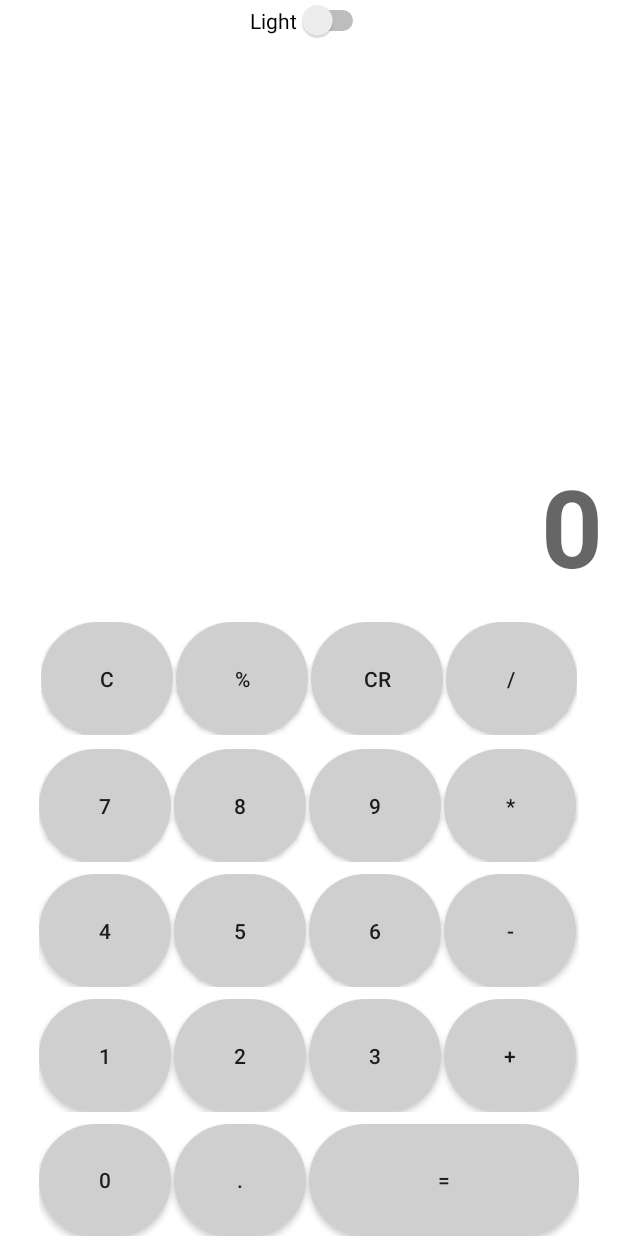
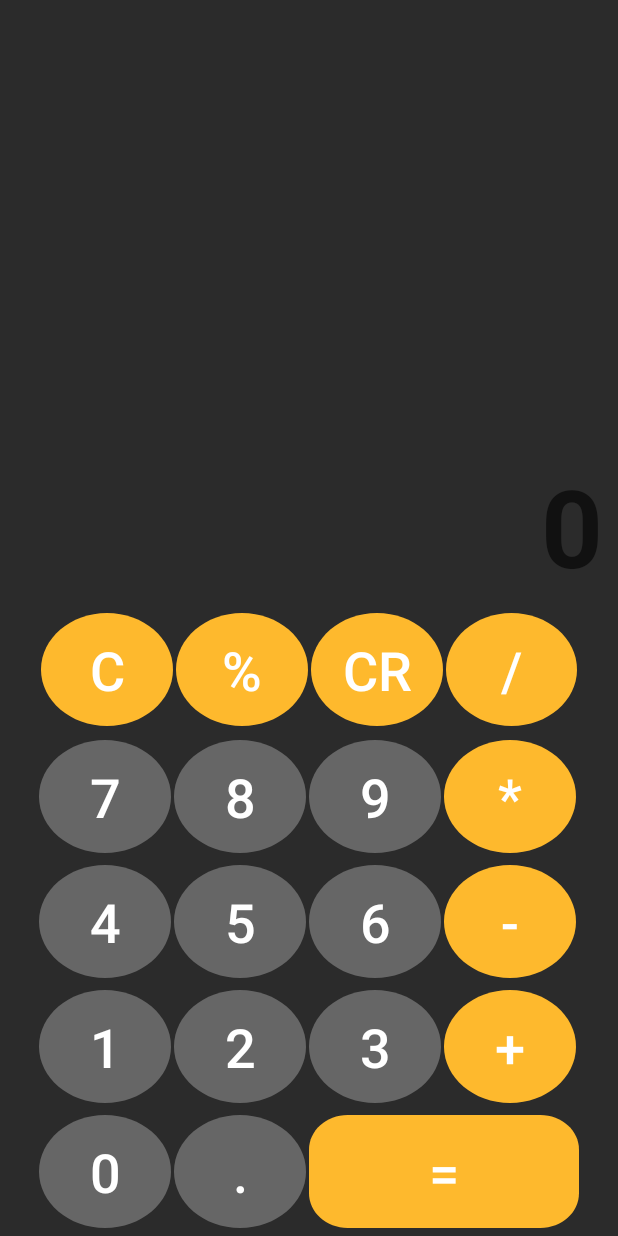
Before and after one commit to Ganes556/calc-android, an Android app: the screen it shows after launch (MainActivity), on a phone screen of 412 x 824 dp. Run offline under Robolectric (Android 15) with nearby library versions, the phone set to English and light mode, and no system bars.

```diff
--- a/app/build.gradle
+++ b/app/build.gradle
@@ -12,6 +12,10 @@ android {
         versionName "1.0"
 
         testInstrumentationRunner "androidx.test.runner.AndroidJUnitRunner"
+    }
+    // enable viewBinding features
+    buildFeatures{
+        viewBinding = true
     }
 
     buildTypes {
--- a/app/src/main/java/com/example/calc/MainActivity.java
+++ b/app/src/main/java/com/example/calc/MainActivity.java
@@ -1,81 +1,146 @@
 package com.example.calc;
 
+import androidx.annotation.DrawableRes;
 import androidx.appcompat.app.AppCompatActivity;
 import androidx.constraintlayout.widget.ConstraintLayout;
+import androidx.core.content.ContextCompat;
 
 
 import android.graphics.Color;
+import android.graphics.drawable.ColorDrawable;
 import android.os.Bundle;
+import android.util.TypedValue;
 import android.view.View;
 import android.widget.Button;
 import android.widget.CompoundButton;
 import android.widget.HorizontalScrollView;
+import android.widget.LinearLayout;
+import android.widget.RelativeLayout;
 import android.widget.Switch;
 import android.widget.TextView;
+import android.widget.Toast;
+
+import com.example.calc.databinding.ActivityMainBinding;
 
 import java.util.ArrayList;
 import java.util.List;
 
 
-public class MainActivity extends AppCompatActivity implements CompoundButton.OnCheckedChangeListener, View.OnClickListener{
+public class MainActivity extends AppCompatActivity implements View.OnLongClickListener {
+    ActivityMainBinding binding;
     // variable used in many function
-    private  ConstraintLayout constlay;
-    private Switch switchButton;
+    private ConstraintLayout constlay;
+    private LinearLayout boardOfBtn;
     private TextView textView;
+    private boolean lightMod = true;
 
-    // Switch control
+    private Button btnClear;
+    private Button btnDelete;
+    private Button btnPercent;
+    private Button btnMultiple;
+    private Button btnDivide;
+    private Button btnSubtract;
+    private Button btnAdd;
+    private Button btnSum;
+
     @Override
-    public void onCheckedChanged(CompoundButton buttonView, boolean isChecked) {
+    public boolean onLongClick(View v) {
+        TextView displayed = findViewById(R.id.textView);
 
-        // on switch had true
-        boolean darkMode = isChecked;
-        if(darkMode){
-            // switch Button
-            switchButton.setText("Dark");
-            switchButton.setBackgroundColor(Color.parseColor("#000000"));
-            switchButton.setTextColor(Color.parseColor("#FFFFFF"));
+        switch(v.getId()){
+            // light mode
+            case R.id.buttonClear:
+                if(lightMod){
+                    displayed.setTextColor(Color.parseColor("#282828"));
 
-            // constraint layout
-            constlay.setBackgroundColor(Color.parseColor("#000000"));
-        }else{
-            // switch Button
-            switchButton.setText("Light");
-            switchButton.setTextColor(Color.parseColor("#000000"));
-            switchButton.setBackgroundColor(Color.parseColor("#FFFFFF"));
-            // constraint layout
-            constlay.setBackgroundColor(Color.parseColor("#FFFFFF"));
+                    btnClear.setBackgroundResource(R.drawable.ellipse_purple);
+                    btnDelete.setBackgroundResource(R.drawable.ellipse_purple);
+                    btnPercent.setBackgroundResource(R.drawable.ellipse_purple);
+                    btnMultiple.setBackgroundResource(R.drawable.ellipse_purple);
+                    btnSubtract.setBackgroundResource(R.drawable.ellipse_purple);
+                    btnDivide.setBackgroundResource(R.drawable.ellipse_purple);
+                    btnAdd.setBackgroundResource(R.drawable.ellipse_purple);
+
+                    btnSum.setBackgroundResource(R.drawable.purple_sum);
+//                    btnClear.setBackground(ContextCompat.getDrawable(MainActivity.this,R.drawable.ellipse_purple));
+                    constlay.setBackgroundColor(Color.parseColor("#FFFFFF"));
+                    boardOfBtn.setBackgroundColor(Color.parseColor("#FFFFFF"));
+                    this.lightMod = false;
+                }else{
+                    displayed.setTextColor(Color.parseColor("#FFFFFF"));
+
+                    btnClear.setBackground(ContextCompat.getDrawable(MainActivity.this,R.drawable.ellipse_yellow));
+                    btnDelete.setBackgroundResource(R.drawable.ellipse_yellow);
+                    btnPercent.setBackgroundResource(R.drawable.ellipse_yellow);
+                    btnMultiple.setBackgroundResource(R.drawable.ellipse_yellow);
+                    btnSubtract.setBackgroundResource(R.drawable.ellipse_yellow);
+                    btnDivide.setBackgroundResource(R.drawable.ellipse_yellow);
+                    btnAdd.setBackgroundResource(R.drawable.ellipse_yellow);
+
+                    btnSum.setBackgroundResource(R.drawable.yellow_sum);
+                    constlay.setBackgroundColor(Color.parseColor("#2B2B2B"));
+                    boardOfBtn.setBackgroundColor(Color.parseColor("#2B2B2B"));
+                    this.lightMod = true;
+                }
+
+                break;
+
         }
+        return false;
     }
 
-    @Override
-    public void onClick(View v) {
-        textView = findViewById(R.id.textView);
-//        for (int i = 0; i < 10;) {
-//            int id = getResources().getIdentifier("button"+i, "id", getPackageName());
-//            Button button = findViewById(id);
-//            textView.setText(button.getText());
-//            i++;
-//        }
-    }
+
 
     @Override
     protected void onCreate(Bundle savedInstanceState) {
         super.onCreate(savedInstanceState);
-        setContentView(R.layout.activity_main);
+        binding = ActivityMainBinding.inflate(getLayoutInflater());
+        setContentView(binding.getRoot());
 
-        constlay = findViewById(R.id.constLay);
-        switchButton = findViewById(R.id.switch1);
-        switchButton.setOnCheckedChangeListener(this);
+
+        constlay = binding.constLay;
+        boardOfBtn = binding.boardBtn;
+
+        btnClear = binding.buttonClear;
+
+        btnDelete = binding.buttonDelete;
+        btnDivide = binding.buttonDivide;
+        btnPercent = binding.buttonPercent;
+        btnAdd = binding.buttonAdd;
+        btnSubtract = binding.buttonSubtract;
+        btnMultiple = binding.buttonMultiple;
+
+        btnSum = binding.buttonSum;
+        btnClear.setOnLongClickListener(this);
+
+
+
+
+
+
+//        buttonClear.setOnLongClickListener(new View.OnLongClickListener() {
+//            @Override
+//            public boolean onLongClick(View v) {
+//                Toast.makeText(MainActivity.this, "Background Dark Theme", Toast.LENGTH_LONG).show();
+//                return true;
+//            }
+//        });
 
     }
+
+
     public void onClickNumbering(View v){
-        textView = findViewById(R.id.textView);
+        textView = binding.textView;
         String displayNumber = textView.getText().toString();
+        // change size text number if length number is 12
+        if(displayNumber.length() == 12){
+            textView.setTextSize(TypedValue.COMPLEX_UNIT_SP,36);
+        }
         // force scroll to right
-        HorizontalScrollView hrw = findViewById(R.id.hzw);
+        HorizontalScrollView hrw = binding.hzw;
         hrw.fullScroll(View.FOCUS_RIGHT);
         // numbering button had a same behavior
-        for (int i = 0; i < 10;) {
+        for (int i = 0; i < 10; i++) {
             int id = getResources().getIdentifier("button"+i, "id", getPackageName());
             if(v.getId() == id){
                 textView.setText(displayNumber + i);
@@ -85,12 +150,29 @@ public class MainActivity extends AppCompatActivity implements CompoundButton.On
                 textView.setText(displayNumber + ".");
                 break;
             }
-            i++;
+
         }
     }
+
+
     // next build click for all operator adding
     public void onClickOperator(View v){
-
+        String text = textView.getText().toString();
+        switch (v.getId()){
+            case R.id.buttonClear:
+                textView.setText("");
+                break;
+            case R.id.buttonAdd:
+                // checked last char for add symbol cannot duplicate in same times
+                String lastChar = text.substring(text.length()-1);
+                if(!lastChar.equals(" ")) {
+                    textView.setText(text + " + ");
+                }
+                break;
+            case R.id.buttonSum:
+                System.out.println(text.length());
+                break;
+        }
     }
 
 
--- /dev/null
+++ b/app/src/main/java/com/example/calc/btnOperator.java
@@ -0,0 +1,23 @@
+package com.example.calc;
+
+
+import android.content.Context;
+import android.view.View;
+
+
+
+public class btnOperator implements View.OnClickListener {
+    private Context Activity;
+
+    btnOperator (Context activity){
+        this.Activity = activity;
+    }
+
+    @Override
+    public void onClick(View v) {
+        switch(v.getId()){
+            case R.id.buttonClear:
+
+        }
+    }
+}
--- /dev/null
+++ b/app/src/main/res/drawable/ellipse_number.xml
@@ -0,0 +1,24 @@
+<?xml version="1.0" encoding="utf-8"?>
+<vector
+    xmlns:android="http://schemas.android.com/apk/res/android"
+    xmlns:aapt="http://schemas.android.com/aapt"
+    android:width="75dp"
+    android:height="75dp"
+    android:viewportWidth="75"
+    android:viewportHeight="75"
+    >
+
+    <group>
+
+        <clip-path
+            android:pathData="M75 37.5C75 58.2107 58.2107 75 37.5 75C16.7893 75 0 58.2107 0 37.5C0 16.7893 16.7893 0 37.5 0C58.2107 0 75 16.7893 75 37.5Z"
+            />
+
+        <path
+            android:pathData="M0 0V75H75V0"
+            android:fillColor="#666666"
+            />
+
+    </group>
+
+</vector>
--- /dev/null
+++ b/app/src/main/res/drawable/ellipse_purple.xml
@@ -0,0 +1,22 @@
+<?xml version="1.0" encoding="utf-8"?>
+<vector
+    xmlns:android="http://schemas.android.com/apk/res/android"
+    android:width="75dp"
+    android:height="75dp"
+    android:viewportWidth="75"
+    android:viewportHeight="75">
+
+    <group>
+
+        <clip-path
+            android:pathData="M75 37.5C75 58.2107 58.2107 75 37.5 75C16.7893 75 0 58.2107 0 37.5C0 16.7893 16.7893 0 37.5 0C58.2107 0 75 16.7893 75 37.5Z"
+            />
+
+        <path
+            android:pathData="M0 0V75H75V0"
+            android:fillColor="#962BEC"
+            />
+
+    </group>
+
+</vector>
--- /dev/null
+++ b/app/src/main/res/drawable/ellipse_yellow.xml
@@ -0,0 +1,24 @@
+<?xml version="1.0" encoding="utf-8"?>
+<vector
+    xmlns:android="http://schemas.android.com/apk/res/android"
+    xmlns:aapt="http://schemas.android.com/aapt"
+    android:width="75dp"
+    android:height="75dp"
+    android:viewportWidth="75"
+    android:viewportHeight="75"
+    >
+
+    <group>
+
+        <clip-path
+            android:pathData="M75 37.5C75 58.2107 58.2107 75 37.5 75C16.7893 75 0 58.2107 0 37.5C0 16.7893 16.7893 0 37.5 0C58.2107 0 75 16.7893 75 37.5Z"
+            />
+
+        <path
+            android:pathData="M0 0V75H75V0"
+            android:fillColor="#FEB92D"
+            />
+
+    </group>
+
+</vector>
--- /dev/null
+++ b/app/src/main/res/drawable/purple_sum.xml
@@ -0,0 +1,23 @@
+<?xml version="1.0" encoding="utf-8"?>
+<vector
+    xmlns:android="http://schemas.android.com/apk/res/android"
+    android:width="161dp"
+    android:height="75dp"
+    android:viewportWidth="161"
+    android:viewportHeight="75"
+    >
+
+    <group>
+
+        <clip-path
+            android:pathData="M23 0H138C150.703 0 161 10.2975 161 23V52C161 64.7025 150.703 75 138 75H23C10.2975 75 0 64.7025 0 52V23C0 10.2975 10.2975 0 23 0Z"
+            />
+
+        <path
+            android:pathData="M0 0V75H161V0"
+            android:fillColor="#962BEC"
+            />
+
+    </group>
+
+</vector>
--- /dev/null
+++ b/app/src/main/res/drawable/yellow_sum.xml
@@ -0,0 +1,24 @@
+<?xml version="1.0" encoding="utf-8"?>
+<vector
+    xmlns:android="http://schemas.android.com/apk/res/android"
+    xmlns:aapt="http://schemas.android.com/aapt"
+    android:width="161dp"
+    android:height="75dp"
+    android:viewportWidth="161"
+    android:viewportHeight="75"
+    >
+
+    <group>
+
+        <clip-path
+            android:pathData="M23 0H138C150.703 0 161 10.2975 161 23V52C161 64.7025 150.703 75 138 75H23C10.2975 75 0 64.7025 0 52V23C0 10.2975 10.2975 0 23 0Z"
+            />
+
+        <path
+            android:pathData="M0 0V75H161V0"
+            android:fillColor="#FEB92D"
+            />
+
+    </group>
+
+</vector>
--- a/app/src/main/res/layout/activity_main.xml
+++ b/app/src/main/res/layout/activity_main.xml
@@ -5,23 +5,24 @@
     android:id="@+id/constLay"
     android:layout_width="match_parent"
     android:layout_height="match_parent"
-    android:background="#FFFFFF"
+    android:background="#2B2B2B"
     tools:context=".MainActivity">
 
-    <Switch
-        android:id="@+id/switch1"
-        android:layout_width="wrap_content"
-        android:layout_height="wrap_content"
-        android:background="#FFFFFF"
-        android:text="Light"
-        app:layout_constraintEnd_toEndOf="parent"
-        app:layout_constraintStart_toStartOf="parent"
-        tools:ignore="MissingConstraints" />
+<!--    <Switch-->
+<!--        android:id="@+id/switch1"-->
+<!--        android:layout_width="wrap_content"-->
+<!--        android:layout_height="wrap_content"-->
+<!--        android:background="#FFFFFF"-->
+<!--        android:text="Light"-->
+<!--        app:layout_constraintEnd_toEndOf="parent"-->
+<!--        app:layout_constraintStart_toStartOf="parent"-->
+<!--        tools:ignore="MissingConstraints" />-->
 
     <LinearLayout
-        android:id="@+id/linearLayout"
+        android:id="@+id/boardBtn"
         android:layout_width="360dp"
         android:layout_height="425dp"
+        android:background="#2B2B2B"
         android:orientation="vertical"
         app:layout_constraintBottom_toBottomOf="parent"
         app:layout_constraintEnd_toEndOf="parent"
@@ -31,42 +32,54 @@
             android:layout_width="match_parent"
             android:layout_height="wrap_content"
             android:layout_marginStart="1dp"
-            android:layout_marginTop="16dp"
+            android:layout_marginTop="10dp"
             android:layout_marginEnd="1dp"
             android:layout_marginBottom="1dp"
             android:orientation="horizontal">
+
 
             <Button
                 android:id="@+id/buttonClear"
                 android:layout_width="wrap_content"
                 android:layout_height="wrap_content"
-                android:background="@drawable/button_circle"
-                android:text="C" />
+                android:background="@drawable/ellipse_yellow"
+                android:text="C"
+                android:onClick="onClickOperator"
+                android:textColor="#FFFFFF"
+                android:textSize="36sp" />
 
             <Button
                 android:id="@+id/buttonPercent"
                 android:layout_width="wrap_content"
                 android:layout_height="wrap_content"
                 android:layout_marginStart="2dp"
-                android:background="@drawable/button_circle"
-                android:text="%" />
+                android:background="@drawable/ellipse_yellow"
+                android:text="%"
+                android:textColor="#FFFFFF"
+                android:textSize="36sp"
+                android:onClick="onClickOperator"/>
 
             <Button
                 android:id="@+id/buttonDelete"
                 android:layout_width="wrap_content"
                 android:layout_height="wrap_content"
-
                 android:layout_marginStart="2dp"
-                android:background="@drawable/button_circle"
-                android:text="CR" />
+                android:background="@drawable/ellipse_yellow"
+                android:text="CR"
+                android:textColor="#FFFFFF"
+                android:textSize="36sp"
+                android:onClick="onClickOperator"/>
 
             <Button
                 android:id="@+id/buttonDivide"
                 android:layout_width="wrap_content"
                 android:layout_height="wrap_content"
                 android:layout_marginStart="2dp"
-                android:background="@drawable/button_circle"
-                android:text="/" />
+                android:background="@drawable/ellipse_yellow"
+                android:text="/"
+                android:textColor="#FFFFFF"
+                android:textSize="36sp"
+                android:onClick="onClickOperator"/>
 
         </LinearLayout>
 
@@ -80,35 +93,44 @@
                 android:id="@+id/button7"
                 android:layout_width="wrap_content"
                 android:layout_height="wrap_content"
-                android:background="@drawable/button_circle"
+                android:background="@drawable/ellipse_number"
                 android:onClick="onClickNumbering"
-                android:text="7" />
+                android:text="7"
+                android:textColor="#FFFFFF"
+                android:textSize="36sp" />
 
             <Button
                 android:id="@+id/button8"
                 android:layout_width="wrap_content"
                 android:layout_height="wrap_content"
                 android:layout_marginStart="2dp"
-                android:background="@drawable/button_circle"
+                android:background="@drawable/ellipse_number"
                 android:onClick="onClickNumbering"
-                android:text="8" />
+                android:text="8"
+                android:textColor="#FFFFFF"
+                android:textSize="36sp" />
 
             <Button
                 android:id="@+id/button9"
                 android:layout_width="wrap_content"
                 android:layout_height="wrap_content"
                 android:layout_marginStart="2dp"
-                android:background="@drawable/button_circle"
+                android:background="@drawable/ellipse_number"
                 android:onClick="onClickNumbering"
-                android:text="9" />
+                android:text="9"
+                android:textColor="#FFFFFF"
+                android:textSize="36sp" />
 
             <Button
                 android:id="@+id/buttonMultiple"
                 android:layout_width="wrap_content"
                 android:layout_height="wrap_content"
                 android:layout_marginStart="2dp"
-                android:background="@drawable/button_circle"
-                android:text="*" />
+                android:background="@drawable/ellipse_yellow"
+                android:text="*"
+                android:textColor="#FFFFFF"
+                android:textSize="36sp"
+                android:onClick="onClickOperator"/>
         </LinearLayout>
 
         <LinearLayout
@@ -121,35 +143,44 @@
                 android:id="@+id/button4"
                 android:layout_width="wrap_content"
                 android:layout_height="wrap_content"
-                android:background="@drawable/button_circle"
+                android:background="@drawable/ellipse_number"
                 android:onClick="onClickNumbering"
-                android:text="4" />
+                android:text="4"
+                android:textColor="#FFFFFF"
+                android:textSize="36sp" />
 
             <Button
                 android:id="@+id/button5"
                 android:layout_width="wrap_content"
                 android:layout_height="wrap_content"
                 android:layout_marginStart="2dp"
-                android:background="@drawable/button_circle"
+                android:background="@drawable/ellipse_number"
                 android:onClick="onClickNumbering"
-                android:text="5" />
+                android:text="5"
+                android:textColor="#FFFFFF"
+                android:textSize="36sp" />
 
             <Button
                 android:id="@+id/button6"
                 android:layout_width="wrap_content"
                 android:layout_height="wrap_content"
                 android:layout_marginStart="2dp"
-                android:background="@drawable/button_circle"
+                android:background="@drawable/ellipse_number"
                 android:onClick="onClickNumbering"
-                android:text="6" />
+                android:text="6"
+                android:textColor="#FFFFFF"
+                android:textSize="36sp" />
 
             <Button
                 android:id="@+id/buttonSubtract"
                 android:layout_width="wrap_content"
                 android:layout_height="wrap_content"
                 android:layout_marginStart="2dp"
-                android:background="@drawable/button_circle"
-                android:text="-" />
+                android:background="@drawable/ellipse_yellow"
+                android:text="-"
+                android:textColor="#FFFFFF"
+                android:textSize="36sp"
+                android:onClick="onClickOperator"/>
         </LinearLayout>
 
         <LinearLayout
@@ -162,35 +193,44 @@
                 android:id="@+id/button1"
                 android:layout_width="wrap_content"
                 android:layout_height="wrap_content"
-                android:background="@drawable/button_circle"
+                android:background="@drawable/ellipse_number"
                 android:onClick="onClickNumbering"
-                android:text="1" />
+                android:text="1"
+                android:textColor="#FFFFFF"
+                android:textSize="36sp" />
 
             <Button
                 android:id="@+id/button2"
                 android:layout_width="wrap_content"
                 android:layout_height="wrap_content"
                 android:layout_marginStart="2dp"
-                android:background="@drawable/button_circle"
+                android:background="@drawable/ellipse_number"
                 android:onClick="onClickNumbering"
-                android:text="2" />
+                android:text="2"
+                android:textColor="#FFFFFF"
+                android:textSize="36sp" />
 
             <Button
                 android:id="@+id/button3"
                 android:layout_width="wrap_content"
                 android:layout_height="wrap_content"
                 android:layout_marginStart="2dp"
-                android:background="@drawable/button_circle"
+                android:background="@drawable/ellipse_number"
                 android:onClick="onClickNumbering"
-                android:text="3" />
+                android:text="3"
+                android:textColor="#FFFFFF"
+                android:textSize="36sp" />
 
             <Button
                 android:id="@+id/buttonAdd"
                 android:layout_width="wrap_content"
                 android:layout_height="wrap_content"
                 android:layout_marginStart="2dp"
-                android:background="@drawable/button_circle"
-                android:text="+" />
+                android:background="@drawable/ellipse_yellow"
+                android:text="+"
+                android:textColor="#FFFFFF"
+                android:textSize="36sp"
+                android:onClick="onClickOperator"/>
         </LinearLayout>
 
         <LinearLayout
@@ -203,18 +243,22 @@
                 android:id="@+id/button0"
                 android:layout_width="wrap_content"
                 android:layout_height="wrap_content"
-                android:background="@drawable/button_circle"
+                android:background="@drawable/ellipse_number"
                 android:onClick="onClickNumbering"
-                android:text="0" />
+                android:text="0"
+                android:textColor="#FFFFFF"
+                android:textSize="36sp" />
 
             <Button
                 android:id="@+id/buttonComma"
                 android:layout_width="wrap_content"
                 android:layout_height="wrap_content"
                 android:layout_marginStart="2dp"
-                android:background="@drawable/button_circle"
+                android:background="@drawable/ellipse_number"
                 android:onClick="onClickNumbering"
-                android:text="." />
+                android:text="."
+                android:textColor="#FFFFFF"
+                android:textSize="36sp" />
 
             <Button
                 android:id="@+id/buttonSum"
@@ -222,8 +266,11 @@
                 android:layout_height="wrap_content"
                 android:layout_marginStart="2dp"
                 android:layout_weight="1"
-                android:background="@drawable/button_circle"
-                android:text="=" />
+                android:background="@drawable/yellow_sum"
+                android:text="="
+                android:textColor="#FFFFFF"
+                android:textSize="36sp"
+                android:onClick="onClickOperator"/>
         </LinearLayout>
 
     </LinearLayout>
@@ -236,7 +283,7 @@
         android:layout_marginEnd="10dp"
         android:fillViewport="true"
         android:scrollbarAlwaysDrawHorizontalTrack="true"
-        app:layout_constraintBottom_toTopOf="@+id/linearLayout"
+        app:layout_constraintBottom_toTopOf="@+id/boardBtn"
         app:layout_constraintEnd_toEndOf="parent"
         app:layout_constraintStart_toStartOf="parent">
 
@@ -244,16 +291,17 @@
             android:id="@+id/textView"
             android:layout_width="match_parent"
             android:layout_height="match_parent"
+            android:focusable="true"
+            android:focusableInTouchMode="true"
             android:gravity="end"
             android:hint="0"
-            android:focusable="true"
-            android:focusableInTouchMode="true"
             android:maxLines="1"
+            android:textColor="@android:color/white"
             android:textSize="72sp"
             android:textStyle="bold" />
+
 
     </HorizontalScrollView>
 
 
-
 </androidx.constraintlayout.widget.ConstraintLayout>
```
Also changed, not shown: app/src/main/res/drawable/default_circle.xml (renamed from app/src/main/res/drawable/button_circle.xml), app/src/main/res/drawable/ic_logo_temp.xml (line endings or trailing spaces).
